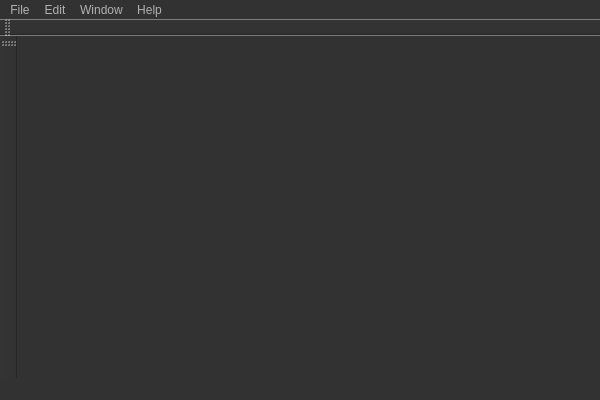
Before: the Qt Designer form Source/GUI/MainWindow.ui in Adelost/Ultimate-Coffee, drawn with Qt 5.
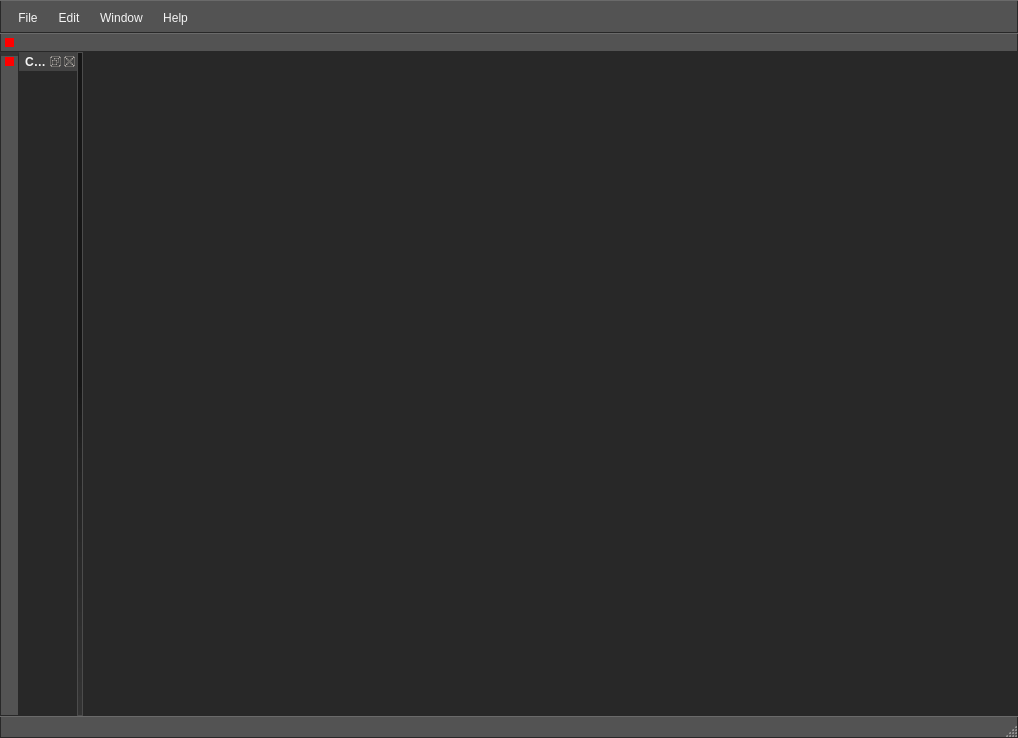
After: the same form once the commit is applied. Icons and pictures are not drawn.

Patch:
```diff
--- a/Source/GUI/MainWindow.ui
+++ b/Source/GUI/MainWindow.ui
@@ -1,13 +1,13 @@
 <?xml version="1.0" encoding="UTF-8"?>
 <ui version="4.0">
- <class>MainWindowUi</class>
- <widget class="QMainWindow" name="MainWindowUi">
+ <class>MainWindow</class>
+ <widget class="QMainWindow" name="MainWindow">
   <property name="geometry">
    <rect>
     <x>0</x>
     <y>0</y>
-    <width>600</width>
-    <height>400</height>
+    <width>1018</width>
+    <height>738</height>
    </rect>
   </property>
   <property name="windowTitle">
@@ -23,48 +23,98 @@
      opacity: 100;
 }
 
+#MainWindow
+{
+  	background-color: #282828;
+}
+
 QWidget
 {
-    color: #b1b1b1;
-    background-color: #323232;
+   	color: #f5f5f5;
+}
+
+QToolBar, QMenu, QMenuBar, QToolButton, QStatusBar, QDockWidget
+{
+ 	background-color: #535353;
+	border: 1px solid #282828;
+	border-top: 1px solid #6a6a6a;
 }
 
 QWidget:item:hover
 {
-    background-color: QLinearGradient( x1: 0, y1: 0, x2: 0, y2: 1, stop: 0 #ffa02f, stop: 1 #ca0619);
-    color: #000000;
+	
 }
 
+QWidget:item
+{
+}
+
+
 QWidget:item:selected
 {
-    background-color: QLinearGradient( x1: 0, y1: 0, x2: 0, y2: 1, stop: 0 #ffa02f, stop: 1 #d7801a);
+	background-color: #f0f0f0;
+}
+
+QToolBar
+{
+	padding: 4px;
+}
+
+QToolButton
+{
+	border: 0px;
+}
+
+QToolBar::handle:horizontal
+{
+	spacing: 3px; /* spacing between items in the tool bar */
+	background: url(../../Assets/GUI/Icons/misc/handle_horz.png);
+	color: #282828;
+}
+
+QToolBar::vertical
+{
+	border-top: 5px solid #282828;
+	border-top: 4px solid #353535;
+}
+
+QToolBar::handle:vertical
+{
+	spacing: 3px; /* spacing between items in the tool bar */
+ 	background: url(../../Assets/GUI/Icons/misc/handle_vert.png);
+    color: #282828;
+}
+
+QMenuBar
+{
+	padding: 4px;
 }
 
 QMenuBar::item
 {
     background: transparent;
+
+	padding: 6px;
+	padding-top: 3px;
+	padding-bottom: 3px;
+
+	margin: 1px;
+	margin-top: 3px;
+	margin-bottom: 0px;
 }
 
 QMenuBar::item:selected
 {
-    background: transparent;
-    border: 1px solid #ffaa00;
+   	background:  #727272;
+    border: 1px solid #282828;
+	border-radius: 2px;
 }
 
 QMenuBar::item:pressed
 {
-    background: #444;
-    border: 1px solid #000;
-    background-color: QLinearGradient(
-        x1:0, y1:0,
-        x2:0, y2:1,
-        stop:1 #212121,
-        stop:0.4 #343434/*,
-        stop:0.2 #343434,
-        stop:0.1 #ffaa00*/
-    );
-    margin-bottom:-1px;
-    padding-bottom:1px;
+    border: 1px solid #282828;
+	border-radius: 2px;
+	background: #393939;
 }
 
 QMenu
@@ -166,6 +216,7 @@
      border-left-style: solid; /* just a single line */
      border-top-right-radius: 3px; /* same radius as the QComboBox */
      border-bottom-right-radius: 3px;
+	
  }
 
 QComboBox::down-arrow
@@ -300,29 +351,7 @@
 color: #414141;
 }
 
-QDockWidget::title
-{
-    text-align: center;
-    spacing: 3px; /* spacing between items in the tool bar */
-    background-color: QLinearGradient(x1:0, y1:0, x2:0, y2:1, stop:0 #323232, stop: 0.5 #242424, stop:1 #323232);
-}
 
-QDockWidget::close-button, QDockWidget::float-button
-{
-    text-align: center;
-    spacing: 1px; /* spacing between items in the tool bar */
-    background-color: QLinearGradient(x1:0, y1:0, x2:0, y2:1, stop:0 #323232, stop: 0.5 #242424, stop:1 #323232);
-}
-
-QDockWidget::close-button:hover, QDockWidget::float-button:hover
-{
-    background: #242424;
-}
-
-QDockWidget::close-button:pressed, QDockWidget::float-button:pressed
-{
-    padding: 1px -1px -1px 1px;
-}
 
 QMainWindow::separator
 {
@@ -333,22 +362,6 @@
     spacing: 3px; /* spacing between items in the tool bar */
 }
 
-QMainWindow::separator:hover
-{
-
-    background-color: QLinearGradient(x1:0, y1:0, x2:0, y2:1, stop:0 #d7801a, stop:0.5 #b56c17 stop:1 #ffa02f);
-    color: white;
-    padding-left: 4px;
-    border: 1px solid #6c6c6c;
-    spacing: 3px; /* spacing between items in the tool bar */
-}
-
-QToolBar::handle
-{
-     spacing: 3px; /* spacing between items in the tool bar */
-     background: url(:/images/handle.png);
-}
-
 QMenu::separator
 {
     height: 2px;
@@ -472,6 +485,53 @@
 QCheckBox::indicator:disabled, QRadioButton::indicator:disabled
 {
     border: 1px solid #444;
+}
+
+QStatusBar::indicator
+{
+   	color: #ff0000;
+	background-color: #ff0000;
+}
+
+QWidget::handle
+{
+   	color: #ff0000;
+	background-color: #ff0000;
+}
+
+QMenu:item
+{
+	color: #282828;
+	background-color: #f0f0f0;
+}
+
+QMenu:item:selected
+{
+	color: #f5f5f5;
+	background-color: #3399ff;
+	margin: 0px;
+}
+
+QDockWidget
+{
+    font-weight: bold;
+}
+
+QDockWidget::title
+{
+    text-align: center;
+	background-color: #434343;
+	border-left: 0px solid #6a6a6a;
+	border-right: 0px solid #6a6a6a;
+}
+
+QDockWidget::close-button:hover, QDockWidget::float-button:hover
+{
+    background: #242424;
+
+	background-color: #535353;
+	border: 1px solid #282828;
+	border-top: 1px solid #6a6a6a;
 }</string>
   </property>
   <widget class="QWidget" name="centralWidget"/>
@@ -500,8 +560,8 @@
     <rect>
      <x>0</x>
      <y>0</y>
-     <width>600</width>
-     <height>21</height>
+     <width>1018</width>
+     <height>35</height>
     </rect>
    </property>
    <widget class="QMenu" name="menuFile">
@@ -521,7 +581,6 @@
      <addaction name="actionSave_Layout"/>
     </widget>
     <addaction name="menuLayout"/>
-    <addaction name="separator"/>
    </widget>
    <widget class="QMenu" name="menuEdit">
     <property name="title">
@@ -538,6 +597,15 @@
    <addaction name="menuWindow"/>
    <addaction name="menuHelp"/>
   </widget>
+  <widget class="QDockWidget" name="dockWidget">
+   <property name="windowTitle">
+    <string>Coffee</string>
+   </property>
+   <attribute name="dockWidgetArea">
+    <number>1</number>
+   </attribute>
+   <widget class="QWidget" name="dockWidgetContents"/>
+  </widget>
   <action name="actionReset_Layout">
    <property name="text">
     <string>Reset Layout</string>
```
